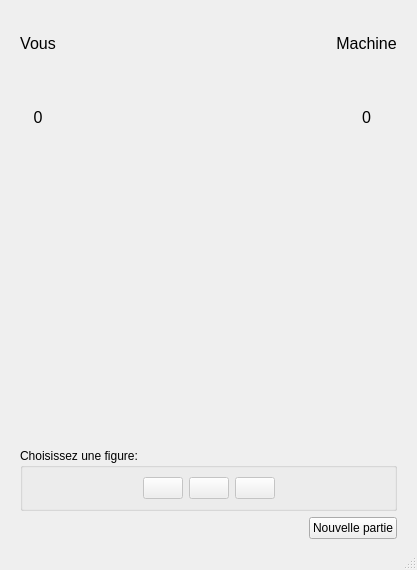
Qt form chifoumi.ui (samuelhentrics/Chifoumi) before a commit.
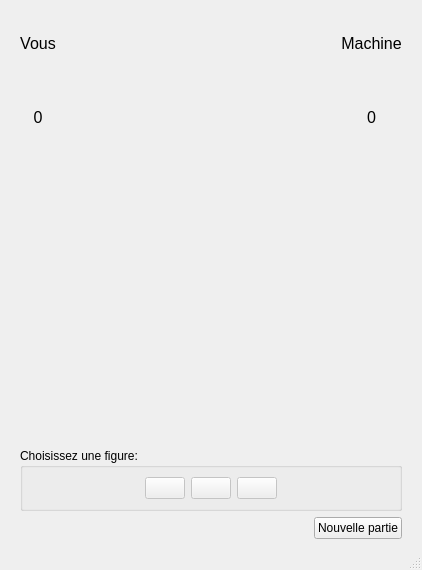
The same form after that commit. Icons and pictures are not drawn.

Commit message: Update des noms des layout

The edit to the form file:
```diff
--- a/chifoumi.ui
+++ b/chifoumi.ui
@@ -6,7 +6,7 @@
    <rect>
     <x>0</x>
     <y>0</y>
-    <width>417</width>
+    <width>422</width>
     <height>570</height>
    </rect>
   </property>
```
Left out of the diff: 10 changed lines with no effect on the pictures.
